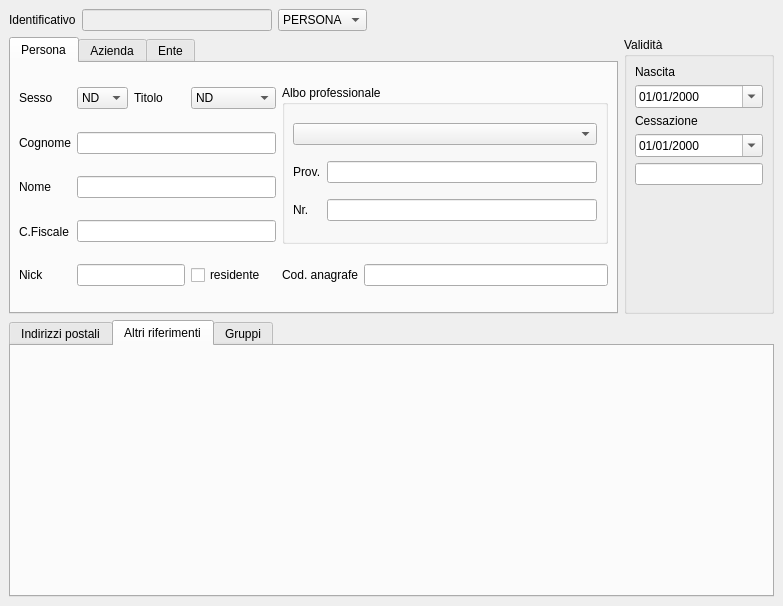
Qt form src/com/axiastudio/suite/anagrafiche/forms/soggetto.ui (tizianolattisi/suitegda) before a commit.
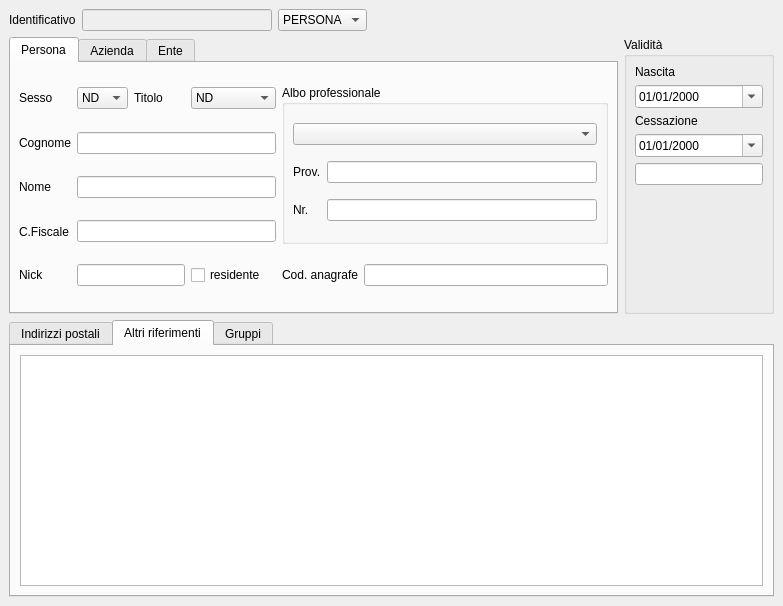
The same form after that commit. The open tabs and pages were chosen to show the change. Custom widgets are drawn as their Qt base class.

Commit message: Riferimenti del soggetto (email, cellulare, etc)

```diff
--- a/src/com/axiastudio/suite/anagrafiche/forms/soggetto.ui
+++ b/src/com/axiastudio/suite/anagrafiche/forms/soggetto.ui
@@ -603,6 +603,18 @@
        <attribute name="title">
         <string>Altri riferimenti</string>
        </attribute>
+       <layout class="QVBoxLayout" name="verticalLayout_4">
+        <item>
+         <widget class="com.axiastudio.pypapi.ui.widgets.PyPaPiTableView" name="tableView_3">
+          <property name="entity" stdset="0">
+           <string>.riferimentoCollection</string>
+          </property>
+          <property name="columns" stdset="0">
+           <string>&gt;tipo&lt;,&gt;riferimento&lt;,&lt;descrizione&gt;</string>
+          </property>
+         </widget>
+        </item>
+       </layout>
       </widget>
       <widget class="QWidget" name="tab_6">
        <attribute name="title">
```
The commit also changes 7 other files.
